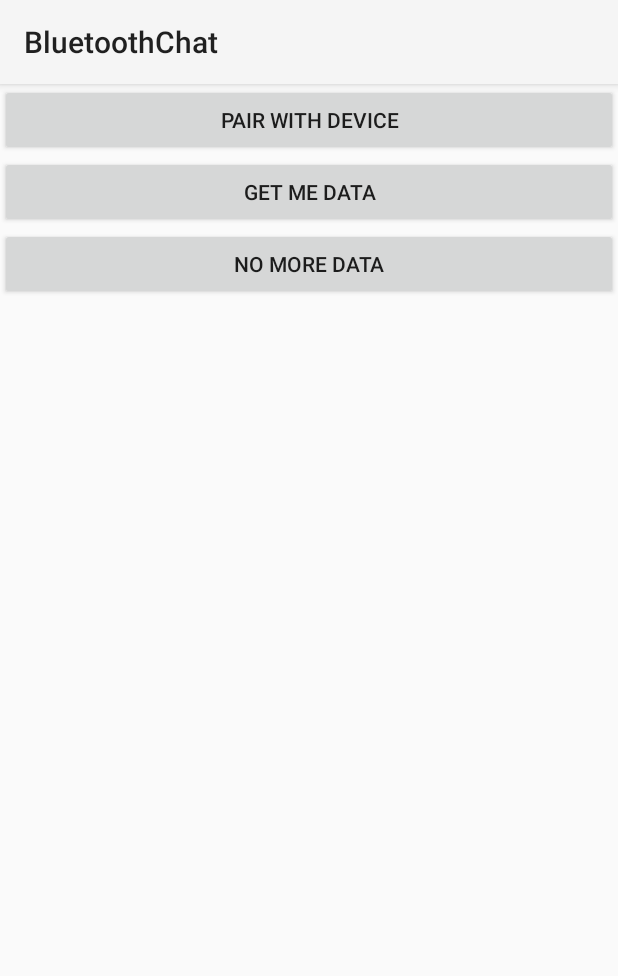
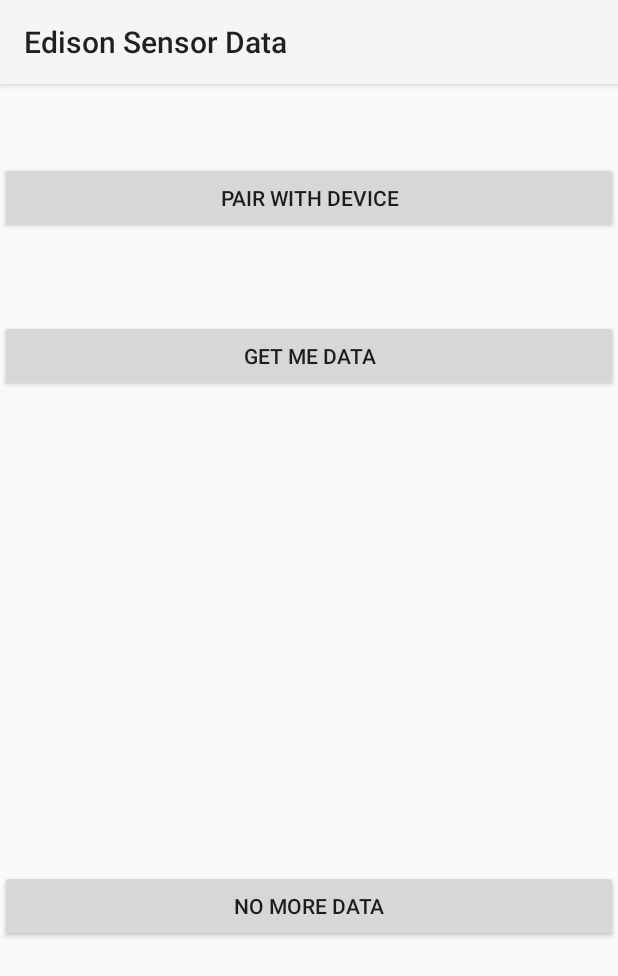
Before and after one commit to vsocrates/mhealth-grabapp, an Android app: the layout fragment_bluetooth_chat.xml on its own in the app's theme, with its tools: preview values and no code run, on a phone screen of 412 x 824 dp. Shown: the top 976 px of the screen. Run offline under Robolectric (Android 15) with nearby library versions, the phone set to English and light mode, and no system bars.

Commit message:
added methods for button click and prettify

```diff
--- a/Lab2/BluetoothChat/Application/src/main/res/layout/fragment_bluetooth_chat.xml
+++ b/Lab2/BluetoothChat/Application/src/main/res/layout/fragment_bluetooth_chat.xml
@@ -14,7 +14,7 @@
  See the License for the specific language governing permissions and
  limitations under the License.
 -->
-<LinearLayout xmlns:android="http://schemas.android.com/apk/res/android"
+<RelativeLayout xmlns:android="http://schemas.android.com/apk/res/android"
               android:layout_width="match_parent"
               android:layout_height="match_parent"
               android:orientation="vertical" >
@@ -24,25 +24,43 @@
         android:id="@+id/pair_button"
         android:layout_width="match_parent"
         android:layout_height="wrap_content"
-        android:text="@string/pair" />
+        android:layout_gravity="center_vertical|center_horizontal"
+        android:text="@string/pair"
+        android:layout_alignParentTop="true"
+        android:layout_alignParentLeft="true"
+        android:layout_alignParentStart="true"
+        android:layout_marginTop="52dp"/>
 
 
     <Button
         android:id="@+id/data_on_button"
         android:layout_width="match_parent"
         android:layout_height="wrap_content"
-        android:text="@string/turn_on" />
+        android:layout_alignParentLeft="true"
+
+        android:layout_alignParentStart="true"
+        android:layout_below="@+id/pair_button"
+        android:layout_gravity="center_vertical|center_horizontal"
+        android:layout_marginTop="57dp"
+        android:onClick="turnOnData"
+        android:text="@string/turn_on"/>
 
 
     <Button
         android:id="@+id/data_off_button"
         android:layout_width="match_parent"
+        android:layout_gravity="center_vertical|center_horizontal"
+        android:onClick=""
         android:layout_height="wrap_content"
-        android:text="@string/turn_off"/>
+        android:text="@string/turn_off"
+        android:layout_alignParentBottom="true"
+        android:layout_alignParentLeft="true"
+        android:layout_alignParentStart="true"
+        android:layout_marginBottom="196dp"/>
 
     <TextView
         android:layout_width="match_parent"
         android:layout_height="match_parent"/>
 
 
-</LinearLayout>
+</RelativeLayout>
--- a/Lab2/BluetoothChat/Application/src/main/res/values/base-strings.xml
+++ b/Lab2/BluetoothChat/Application/src/main/res/values/base-strings.xml
@@ -16,7 +16,7 @@
 -->
 
 <resources>
-    <string name="app_name">BluetoothChat</string>
+    <string name="app_name">Edison Sensor Data</string>
     <string name="intro_message">
         <![CDATA[
 
```
Also changed, not shown: Lab2/BluetoothChat/Application/src/main/java/com/example/android/bluetoothchat/BluetoothChatFragment.java (+9 -13 lines).
